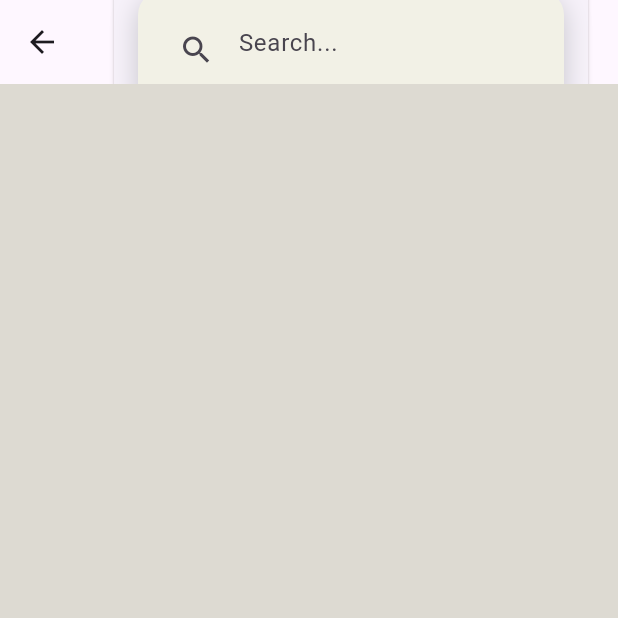
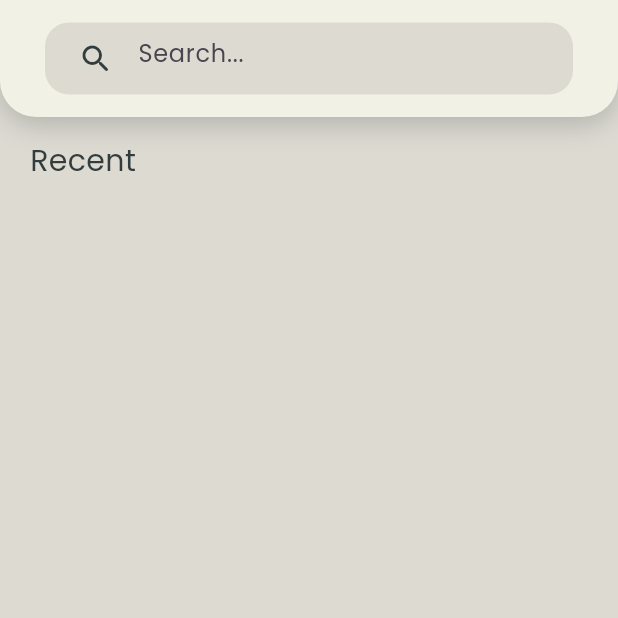
Before and after one commit to clarence00/letmecook, a Flutter app: the SearchPage screen opened directly, on a phone screen of 412 x 824 dp, the top half of it. Run offline on Flutter 3.47's test engine with Material 3 defaults, Android fonts, the phone set to English and light mode, and no system bars; our stand-ins replace cloud_firestore, email_validator, file_picker, firebase_auth, firebase_core, firebase_storage and 5 more; missing offline and left inert: dart:html, image_picker_web, multiselect; accounts and stored records are empty; network calls fail.

Commit message:
[ui]: search page ui modified

```diff
--- a/lib/pages/search_page.dart
+++ b/lib/pages/search_page.dart
@@ -1,9 +1,9 @@
 import 'package:cloud_firestore/cloud_firestore.dart';
 import 'package:flutter/material.dart';
+import 'package:google_fonts/google_fonts.dart';
 import 'package:letmecook/assets/themes/app_colors.dart';
-import 'package:letmecook/widgets/styled_container.dart';
+import 'package:letmecook/pages/profile_page.dart';
 import 'package:letmecook/widgets/styled_text.dart';
-import 'package:letmecook/widgets/styled_textbox.dart';
 
 class SearchPage extends StatefulWidget {
   const SearchPage({super.key});
@@ -13,40 +13,91 @@ class SearchPage extends StatefulWidget {
 }
 
 // Variable for UI only (should be changed accordingly)
-final _controllerSearch = TextEditingController();
 
 class _SearchPageState extends State<SearchPage> {
-  String Username = "";
+  String username = "";
+
+  void toProfile() {
+    Navigator.push(
+      context,
+      MaterialPageRoute(builder: (context) => const ProfilePage()),
+    );
+  }
 
   @override
   Widget build(BuildContext context) {
     return Scaffold(
-        appBar: AppBar(
-            title: Card(
-          child: Column(
+      backgroundColor: AppColors.background,
+      body: Column(
+        crossAxisAlignment: CrossAxisAlignment.start,
         children: [
-              StyledContainer(
+          Container(
+            padding: const EdgeInsets.symmetric(horizontal: 30, vertical: 15),
+            decoration: BoxDecoration(
+              color: AppColors.light,
+              borderRadius: const BorderRadius.only(
+                bottomLeft: Radius.circular(24),
+                bottomRight: Radius.circular(24),
+              ),
+              boxShadow: [
+                BoxShadow(
+                  color: AppColors.dark.withOpacity(0.25),
+                  spreadRadius: 0,
+                  blurRadius: 15,
+                  offset: const Offset(0, 5),
+                ),
+              ],
+            ),
+            child: Container(
+              padding: const EdgeInsets.symmetric(horizontal: 10),
+              decoration: BoxDecoration(
+                color: AppColors.background,
+                borderRadius: BorderRadius.circular(16),
+              ),
               child: TextField(
-                decoration: InputDecoration(
-                  prefixIcon: Icon(Icons.search),
+                style: GoogleFonts.poppins(
+                  color: AppColors.dark,
+                  fontSize: 16,
+                  fontWeight: FontWeight.w400,
+                ),
+                decoration: const InputDecoration(
+                  prefixIcon: Icon(
+                    Icons.search_rounded,
+                    color: AppColors.dark,
+                    size: 24,
+                  ),
                   hintText: 'Search...',
+                  border: InputBorder.none,
                 ),
                 onChanged: (value) {
-                  setState(() {
-                    Username = value;
-                  });
+                  setState(
+                    () {
+                      username = value;
                     },
-              )),
-            ],
+                  );
+                },
               ),
-        )),
-        backgroundColor: AppColors.background,
-        body: StreamBuilder<QuerySnapshot>(
-          stream:
-              FirebaseFirestore.instance.collection('Usernames').snapshots(),
+            ),
+          ),
+          const SizedBox(height: 15),
+          const Padding(
+            padding: EdgeInsets.only(left: 20),
+            child: StyledText(
+              text: 'Recent',
+              size: 20,
+            ),
+          ),
+          const SizedBox(height: 10),
+
+          // People
+          Expanded(
+            child: StreamBuilder<QuerySnapshot>(
+              stream: FirebaseFirestore.instance
+                  .collection('Usernames')
+                  .snapshots(),
               builder: (context, snapshots) {
                 return (snapshots.connectionState == ConnectionState.waiting)
-                ? Center(
+                    ? const Center(
                         child: CircularProgressIndicator(),
                       )
                     : ListView.builder(
@@ -55,68 +106,58 @@ class _SearchPageState extends State<SearchPage> {
                           var data = snapshots.data!.docs[index].data()
                               as Map<String, dynamic>;
 
-                      if (Username.isEmpty) {
-                        return ListTile(
-                          title: Text(
-                            data['Username'],
-                            maxLines: 1,
-                            overflow: TextOverflow.ellipsis,
-                            style: TextStyle(
-                              color: Colors.black,
-                              fontSize: 16,
-                              fontWeight: FontWeight.bold,
+                          if (username.isEmpty ||
+                              data['Username']
+                                  .toString()
+                                  .startsWith(username.toLowerCase())) {
+                            return GestureDetector(
+                              child: Container(
+                                margin: const EdgeInsets.symmetric(
+                                    horizontal: 16, vertical: 5),
+                                padding: const EdgeInsets.symmetric(
+                                    horizontal: 15, vertical: 10),
+                                decoration: BoxDecoration(
+                                  color: AppColors.light,
+                                  borderRadius: BorderRadius.circular(16),
+                                  boxShadow: [
+                                    BoxShadow(
+                                      color: AppColors.dark.withOpacity(0.25),
+                                      spreadRadius: 0,
+                                      blurRadius: 15,
+                                      offset: const Offset(0, 5),
+                                    ),
+                                  ],
+                                ),
+                                child: Row(
+                                  children: [
+                                    CircleAvatar(
+                                      backgroundImage:
+                                          NetworkImage(data['ProfilePicture']),
+                                      radius: 25,
+                                    ),
+                                    const SizedBox(width: 15),
+                                    Column(
+                                      crossAxisAlignment:
+                                          CrossAxisAlignment.start,
+                                      children: [
+                                        StyledText(text: data['Username']),
+                                        StyledText(text: data['UserEmail']),
+                                      ],
+                                    ),
+                                  ],
                                 ),
                               ),
-                          subtitle: Text(
-                            data['UserEmail'],
-                            maxLines: 1,
-                            overflow: TextOverflow.ellipsis,
-                            style: TextStyle(
-                              color: Colors.black,
-                              fontSize: 16,
-                              fontWeight: FontWeight.bold,
+                              onTap: () => toProfile(),
+                            );
+                          }
+                          return Container();
+                        }),
+                      );
+              },
             ),
           ),
-                          leading: CircleAvatar(
-                            backgroundImage:
-                                NetworkImage(data['ProfilePicture']),
+        ],
       ),
     );
   }
-
-                      if (data['Username']
-                          .toString()
-                          .startsWith(Username.toLowerCase())) {
-                        return ListTile(
-                          title: Text(
-                            data['Username'],
-                            maxLines: 1,
-                            overflow: TextOverflow.ellipsis,
-                            style: TextStyle(
-                              color: Colors.black,
-                              fontSize: 16,
-                              fontWeight: FontWeight.bold,
-                            ),
-                          ),
-                          subtitle: Text(
-                            data['UserEmail'],
-                            maxLines: 1,
-                            overflow: TextOverflow.ellipsis,
-                            style: TextStyle(
-                              color: Colors.black,
-                              fontSize: 16,
-                              fontWeight: FontWeight.bold,
-                            ),
-                          ),
-                          leading: CircleAvatar(
-                            backgroundImage:
-                                NetworkImage(data['ProfilePicture']),
-                          ),
-                        );
 }
-                      return Container();
-                    }));
-          },
-        ));
-  }
-}
```
Lines whose indentation alone changed are shown as unchanged.
